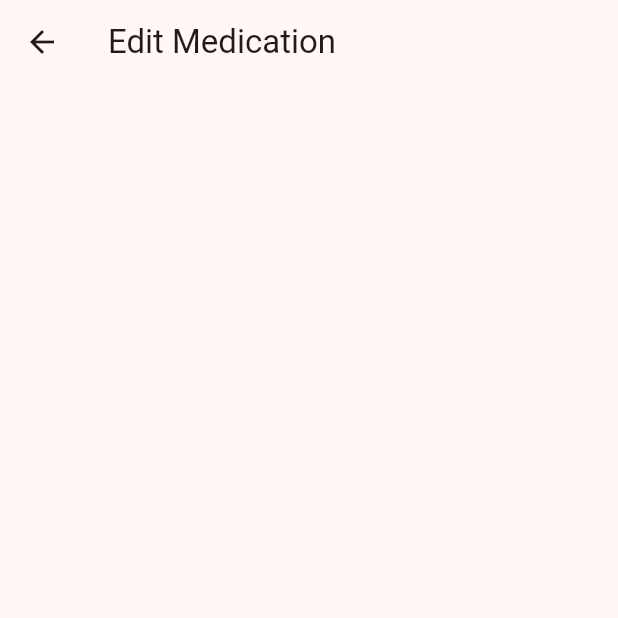
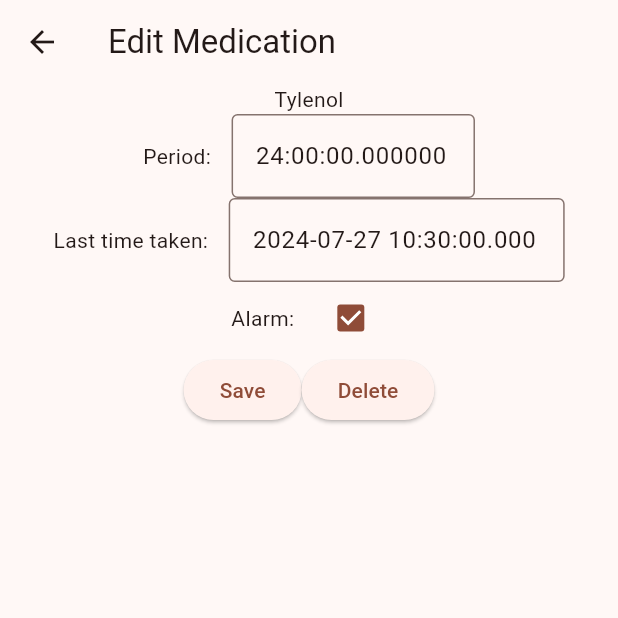
Before and after one commit to annmarie2/meds_tracker, a Flutter app: the screen it shows after launch, after a tap on the "edit" icon, on a phone screen of 412 x 824 dp, the top half of it. Run offline on Flutter 3.47's test engine with Material 3 defaults, Android fonts, the phone set to English and light mode, and no system bars.

Commit message:
made the edit view

```diff
--- a/lib/edit_view.dart
+++ b/lib/edit_view.dart
@@ -18,7 +18,74 @@ class EditView extends StatelessWidget {
       ),
       body: Column(
         children: [
-
+          Text('${med.name}'),
+          Row(
+            mainAxisAlignment: MainAxisAlignment.center,
+            children: [
+              Text("Period: "),
+              SizedBox(width: 10), // Add some space between the text and the input field
+              IntrinsicWidth(
+                child: TextFormField(
+                  initialValue: med.interval.toString(), // TODO: Display the interval in a human-readable format
+                  decoration: InputDecoration(
+                    border: OutlineInputBorder(),
+                  ),
+                  onChanged: (value) {
+                    // TODO: Handle changes to the input field if necessary
+                  },
+                ),
+              ),
+              // TODO: Add a dropdown to select the period (e.g. days, hours, minutes)
+            ],
+          ),
+          Row(
+            mainAxisAlignment: MainAxisAlignment.center,
+            children: [
+              Text('Last time taken: '),
+              SizedBox(width: 10),
+              IntrinsicWidth(
+                child: TextFormField(
+                  initialValue: med.lastTriggered.toString(), // TODO: Display the time in a human-readable format
+                  decoration: InputDecoration(
+                    border: OutlineInputBorder(),
+                  ),
+                  onChanged: (value) {
+                    // TODO: Handle changes to the input field if necessary
+                  },
+                ),
+              ),
+            ],
+          ),
+          Row(
+            mainAxisAlignment: MainAxisAlignment.center,
+            children: [
+              Text('Alarm: '),
+              SizedBox(width: 10),
+              Checkbox(
+                value: med.doAlarm,
+                onChanged: (value) {
+                  // TODO: Handle changes to the checkbox if necessary
+                },
+              ),
+            ],
+          ),
+          Row(
+            mainAxisAlignment: MainAxisAlignment.center,
+            children: [
+              ElevatedButton(
+                onPressed: () {
+                  // TODO: Handle the save button press
+                },
+                child: Text('Save'),
+              ),
+              ElevatedButton(
+                onPressed: () {
+                  // TODO: Handle the delete button press
+                },
+                child: Text('Delete'),
+              ),
+            ],
+          ),
         ],
       ),
     );
--- a/lib/main.dart
+++ b/lib/main.dart
@@ -31,7 +31,7 @@ class MainApp extends StatelessWidget {
 class MainAppState extends ChangeNotifier {
   // TODO: Change this to a persisted list, instead of a hardcoded one
   var meds = <Medication>[
-    Medication(name: "Tylenol", lastTriggered: DateTime.now(), interval: Duration(days: 1), doAlarm: false),
+    Medication(name: "Tylenol", lastTriggered: DateTime.now(), interval: Duration(days: 1), doAlarm: true),
   ];
 }
 
```
